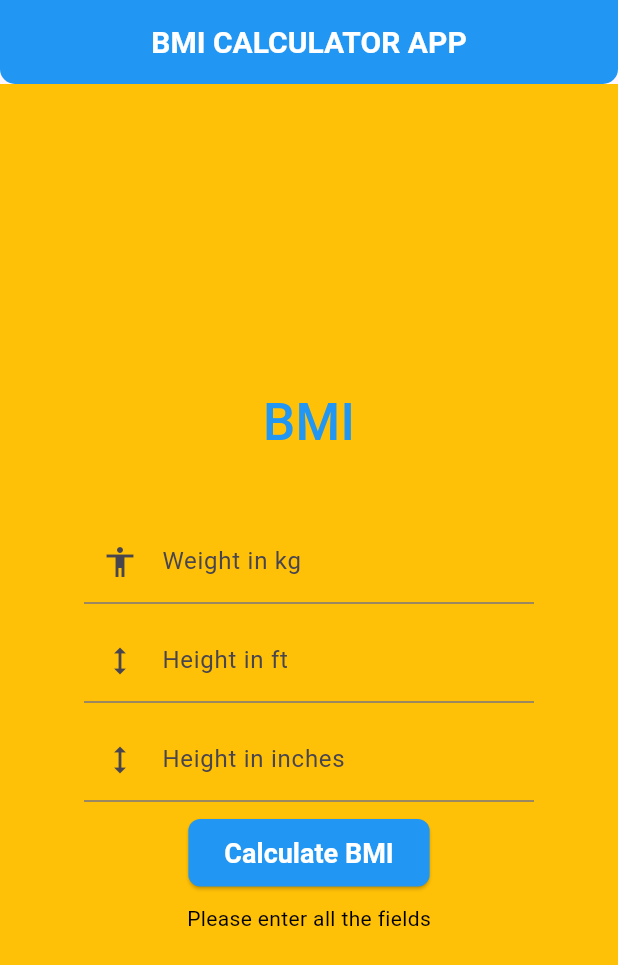
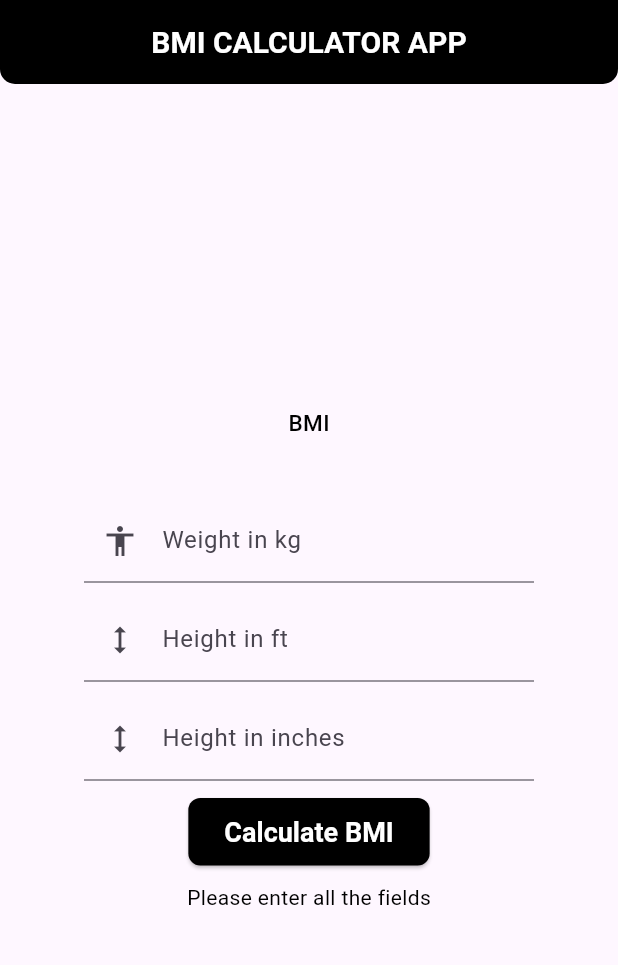
Before and after one commit to saim-x/FlutterBMIApp, a Flutter app: the screen it shows after launch, after a tap on "Calculate BMI", on a phone screen of 412 x 824 dp. Shown: the top 965 px of the screen. Run offline on Flutter 3.47's test engine with Material 3 defaults, Android fonts, the phone set to English and light mode, and no system bars; our stand-ins replace google_fonts.

Commit message:
Update UI and add Google Fonts package

```diff
--- a/bmi_app/lib/main.dart
+++ b/bmi_app/lib/main.dart
@@ -1,7 +1,7 @@
 // ignore_for_file: prefer_const_constructors, sort_child_properties_last, deprecated_member_use, sized_box_for_whitespace, use_key_in_widget_constructors, library_private_types_in_public_api
 
 import 'package:flutter/material.dart';
-
+import 'package:google_fonts/google_fonts.dart';
 void main() {
   runApp(MyApp());
 }
@@ -13,7 +13,7 @@ class MyApp extends StatelessWidget {
       debugShowCheckedModeBanner: false,
       title: 'My App',
       theme: ThemeData(
-        primarySwatch: Colors.blue,
+        primarySwatch: Colors.orange,
       ),
       home: MyHomePage(),
     );
@@ -29,7 +29,7 @@ class _MyHomePageState extends State<MyHomePage> {
   var wtController = TextEditingController();
   var ftController = TextEditingController();
   var inController = TextEditingController();
-  var result = "hello";
+  var result = "";
   var bgColor;
   @override
   Widget build(BuildContext context) {
@@ -44,7 +44,7 @@ class _MyHomePageState extends State<MyHomePage> {
           ),
         ),
         centerTitle: true,
-        backgroundColor: Colors.blue,
+        backgroundColor: Colors.black,
         elevation: 0, // Remove the shadow
         shape: RoundedRectangleBorder(
           borderRadius: BorderRadius.vertical(
@@ -53,7 +53,7 @@ class _MyHomePageState extends State<MyHomePage> {
         ),
       ),
       body: Container(
-        color: Colors.amber,
+        color: bgColor,
         child: Center(
           child: Container(
             width: 300,
@@ -61,12 +61,13 @@ class _MyHomePageState extends State<MyHomePage> {
               mainAxisAlignment: MainAxisAlignment.center,
               children: [
                 Text(
-                  'BMI',
+                  "BMI",
                   style: TextStyle(
-                    fontSize: 34,
+                    fontSize: 15,
                     fontWeight: FontWeight.w500,
-                    color: Colors.blue,
+                    color: Colors.black,
                   ),
+
                 ),
                 SizedBox(
                   height: 40,
@@ -127,7 +128,15 @@ class _MyHomePageState extends State<MyHomePage> {
                       var bmi = doubleWeigtinKg /
                           (doubleHeightInMetre * doubleHeightInMetre);
                       result = "Your BMI is: ${bmi.toStringAsFixed(2)}";
-
+                      if (bmi > 25) {
+                        bgColor = Colors.red.shade100;
+                      }
+                      else if(bmi < 18.5){
+                        bgColor = Colors.yellow.shade100;
+                      }
+                      else{
+                        bgColor = Colors.green.shade100;
+                      }
                       setState(() {
                         result = result;
                       });
@@ -135,7 +144,7 @@ class _MyHomePageState extends State<MyHomePage> {
                   },
                   child: Text('Calculate BMI'),
                   style: ElevatedButton.styleFrom(
-                    primary: Colors.blue, // Set the background color
+                    primary: Colors.black, // Set the background color
                     onPrimary: Colors.white, // Set the text color
                     textStyle: TextStyle(
                       fontSize: 18,
--- a/bmi_app/pubspec.yaml
+++ b/bmi_app/pubspec.yaml
@@ -35,6 +35,7 @@ dependencies:
   # The following adds the Cupertino Icons font to your application.
   # Use with the CupertinoIcons class for iOS style icons.
   cupertino_icons: ^1.0.2
+  google_fonts: ^2.1.0
 
 dev_dependencies:
   flutter_test:
```
Also changed, not shown: bmi_app/pubspec.lock, 1 other file.
